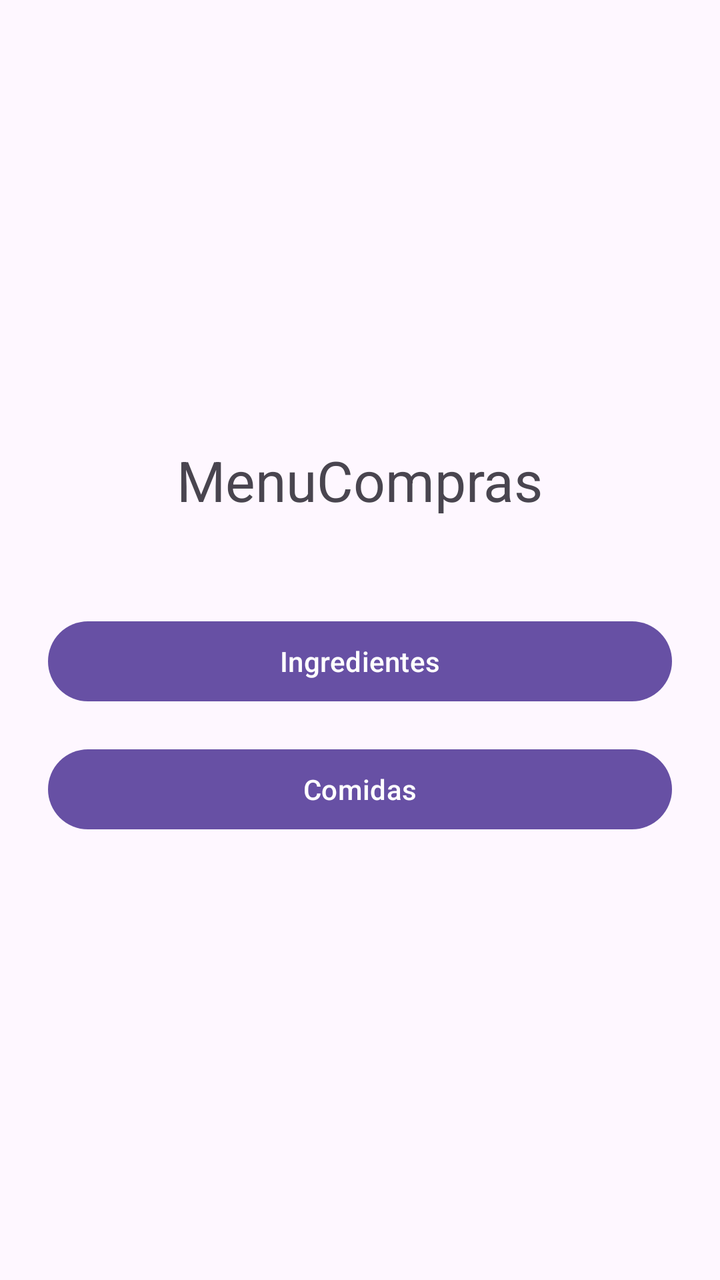
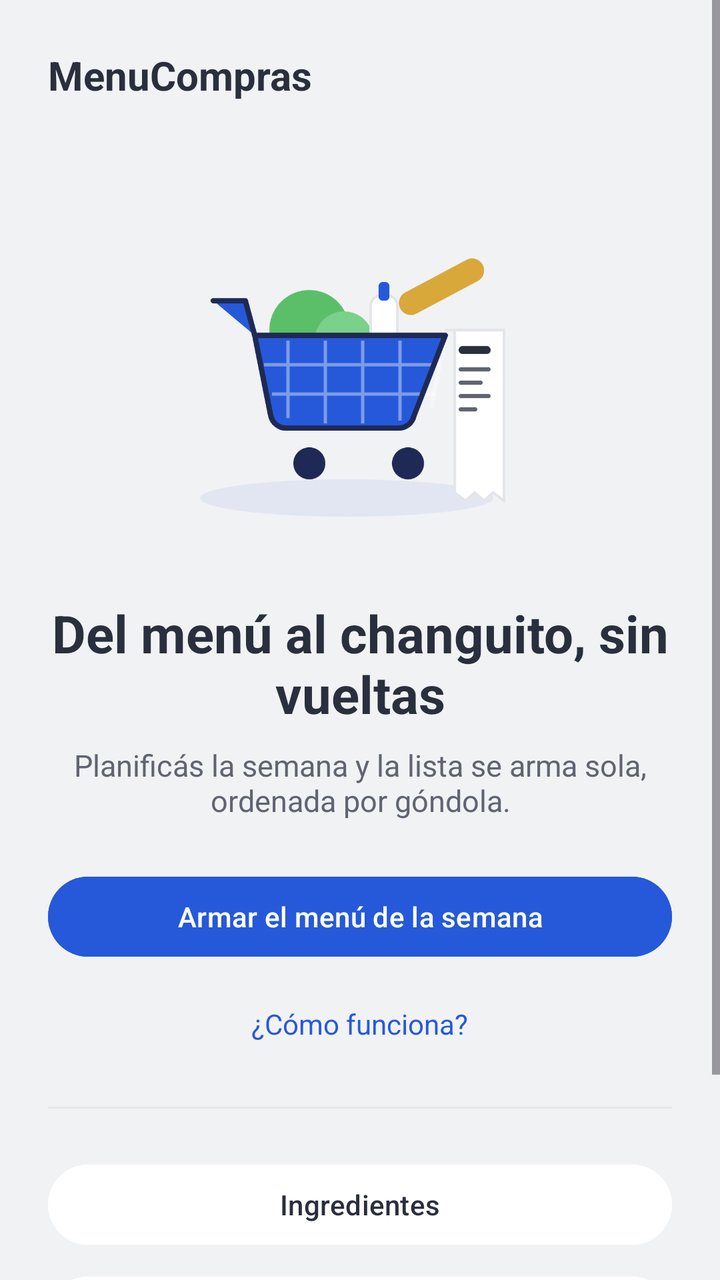

An Android layout rendered at two revisions. The XML below is the earlier revision; the diff shows what the commit changed to produce the second picture.
<!-- AndroidManifest.xml: application theme Theme.MenuCompras -->
<!-- res/layout/activity_main.xml -->
<?xml version="1.0" encoding="utf-8"?>
<LinearLayout xmlns:android="http://schemas.android.com/apk/res/android"
    android:layout_width="match_parent"
    android:layout_height="match_parent"
    android:orientation="vertical"
    android:gravity="center"
    android:padding="24dp">

    <TextView
        android:id="@+id/txtTituloApp"
        android:layout_width="wrap_content"
        android:layout_height="wrap_content"
        android:text="MenuCompras"
        android:textSize="28sp"
        android:layout_marginBottom="48dp" />

    <Button
        android:id="@+id/btnIngredientes"
        android:layout_width="match_parent"
        android:layout_height="wrap_content"
        android:text="Ingredientes"
        android:layout_marginBottom="16dp" />

    <Button
        android:id="@+id/btnComidas"
        android:layout_width="match_parent"
        android:layout_height="wrap_content"
        android:text="Comidas" />

</LinearLayout>
<!-- resources referenced by this layout -->
<resources>
  <style name="Theme.MenuCompras" parent="Base.Theme.MenuCompras" />
  <style name="Base.Theme.MenuCompras" parent="Theme.Material3.DayNight.NoActionBar">
          
          
      </style>
</resources>

<!-- the commit's change to res/layout/activity_main.xml (unified diff, before → after) -->
@@ -1,30 +1,105 @@
 <?xml version="1.0" encoding="utf-8"?>
-<LinearLayout xmlns:android="http://schemas.android.com/apk/res/android"
+<ScrollView xmlns:android="http://schemas.android.com/apk/res/android"
     android:layout_width="match_parent"
     android:layout_height="match_parent"
-    android:orientation="vertical"
-    android:gravity="center"
-    android:padding="24dp">
+    android:background="@color/mc_bg">
 
-    <TextView
-        android:id="@+id/txtTituloApp"
-        android:layout_width="wrap_content"
-        android:layout_height="wrap_content"
-        android:text="MenuCompras"
-        android:textSize="28sp"
-        android:layout_marginBottom="48dp" />
-
-    <Button
-        android:id="@+id/btnIngredientes"
+    <LinearLayout
         android:layout_width="match_parent"
         android:layout_height="wrap_content"
-        android:text="Ingredientes"
-        android:layout_marginBottom="16dp" />
+        android:orientation="vertical"
+        android:gravity="center_horizontal"
+        android:padding="24dp">
 
-    <Button
-        android:id="@+id/btnComidas"
-        android:layout_width="match_parent"
-        android:layout_height="wrap_content"
-        android:text="Comidas" />
+        <TextView
+            android:layout_width="wrap_content"
+            android:layout_height="wrap_content"
+            android:layout_gravity="start"
+            android:text="MenuCompras"
+            android:textColor="@color/mc_ink"
+            android:textSize="20sp"
+            android:textStyle="bold"
+            android:layout_marginBottom="24dp" />
 
-</LinearLayout>
+        <ImageView
+            android:layout_width="200dp"
+            android:layout_height="200dp"
+            android:layout_marginTop="8dp"
+            android:src="@drawable/hero_changuito"
+            android:scaleType="fitCenter"
+            android:contentDescription="Ilustración de un carrito de compras" />
+
+        <TextView
+            android:layout_width="match_parent"
+            android:layout_height="wrap_content"
+            android:layout_marginTop="16dp"
+            android:text="Del menú al changuito, sin vueltas"
+            android:textColor="@color/mc_ink"
+            android:textSize="26sp"
+            android:textStyle="bold"
+            android:gravity="center" />
+
+        <TextView
+            android:layout_width="match_parent"
+            android:layout_height="wrap_content"
+            android:layout_marginTop="8dp"
+            android:text="Planificás la semana y la lista se arma sola, ordenada por góndola."
+            android:textColor="@color/mc_muted"
+            android:textSize="15sp"
+            android:gravity="center" />
+
+        <Button
+            android:id="@+id/btn_armar_menu"
+            android:layout_width="match_parent"
+            android:layout_height="48dp"
+            android:layout_marginTop="24dp"
+            android:text="Armar el menú de la semana"
+            android:textColor="@color/mc_accent_ink"
+            android:backgroundTint="@color/mc_accent" />
+
+        <TextView
+            android:id="@+id/tv_como_funciona"
+            android:layout_width="wrap_content"
+            android:layout_height="wrap_content"
+            android:layout_marginTop="12dp"
+            android:padding="8dp"
+            android:text="¿Cómo funciona?"
+            android:textColor="@color/mc_accent"
+            android:textSize="14sp" />
+
+        <View
+            android:layout_width="match_parent"
+            android:layout_height="1dp"
+            android:layout_marginTop="24dp"
+            android:layout_marginBottom="16dp"
+            android:background="@color/mc_line" />
+
+        <Button
+            android:id="@+id/btn_ir_ingredientes"
+            android:layout_width="match_parent"
+            android:layout_height="48dp"
+            android:layout_marginTop="8dp"
+            android:text="Ingredientes"
+            android:textColor="@color/mc_ink"
+            android:backgroundTint="@color/mc_surface" />
+
+        <Button
+            android:id="@+id/btn_ir_comidas"
+            android:layout_width="match_parent"
+            android:layout_height="48dp"
+            android:layout_marginTop="8dp"
+            android:text="Comidas"
+            android:textColor="@color/mc_ink"
+            android:backgroundTint="@color/mc_surface" />
+
+        <Button
+            android:id="@+id/btn_ir_menus"
+            android:layout_width="match_parent"
+            android:layout_height="48dp"
+            android:layout_marginTop="8dp"
+            android:text="Menús"
+            android:textColor="@color/mc_ink"
+            android:backgroundTint="@color/mc_surface" />
+
+    </LinearLayout>
+</ScrollView>
<!-- resource entries referenced after the edit -->
@@ -1,5 +1,13 @@
 <!-- resources referenced by this layout -->
 <resources>
+  <color name="mc_accent">#2659D9</color>
+  <color name="mc_accent_ink">#FFFFFF</color>
+  <color name="mc_bg">#F1F2F4</color>
+  <color name="mc_ink">#292F3D</color>
+  <color name="mc_line">#E3E5EA</color>
+  <color name="mc_muted">#5F6470</color>
+  <color name="mc_surface">#FFFFFF</color>
+  <!-- drawable hero_changuito: png bitmap (drawable, 55555 bytes) -->
   <style name="Theme.MenuCompras" parent="Base.Theme.MenuCompras" />
   <style name="Base.Theme.MenuCompras" parent="Theme.Material3.DayNight.NoActionBar">
           
